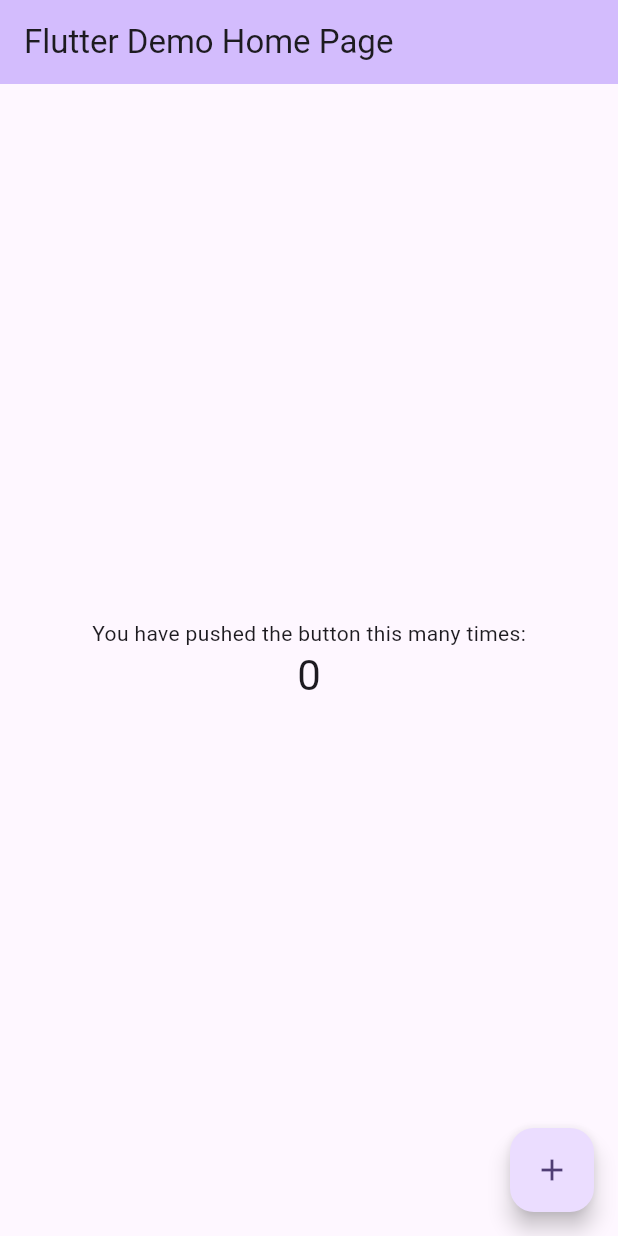
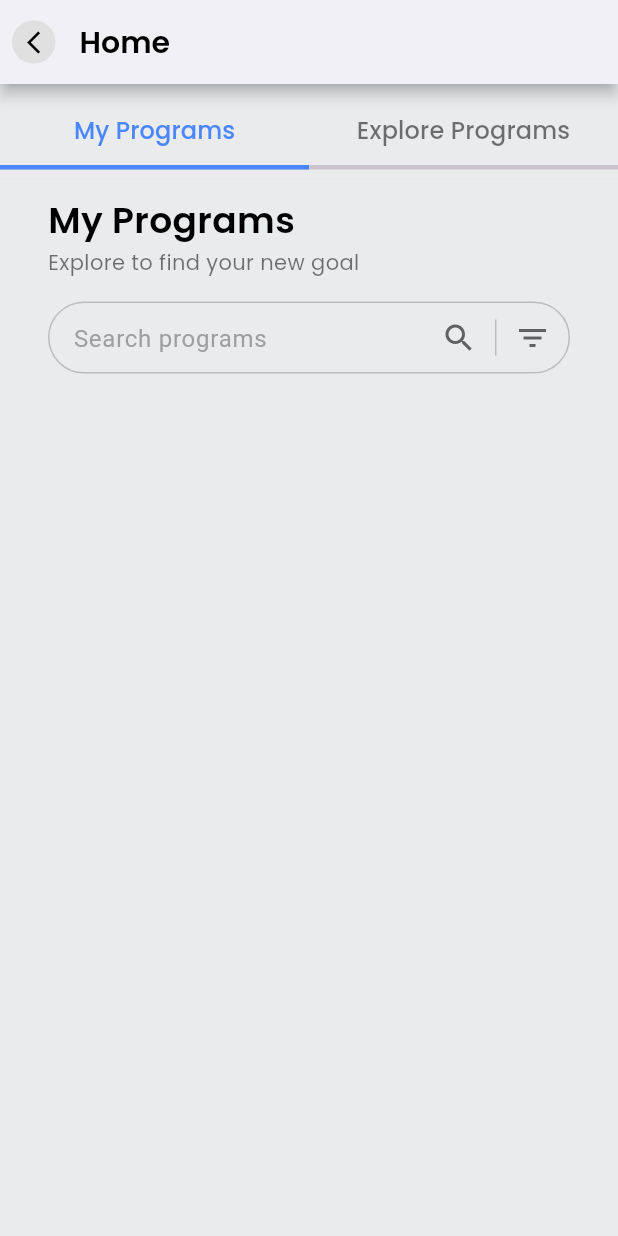
Before and after one commit to saquibjawedbit/fitness_app, a Flutter app: the screen it shows after launch, on a phone screen of 412 x 824 dp. Run offline on Flutter 3.47's test engine with Material 3 defaults, Android fonts, the phone set to English and light mode, and no system bars; our stand-ins replace google_fonts.

Commit message:
Add HomePage with tab navigation and integrate Google Fonts

```diff
--- a/lib/main.dart
+++ b/lib/main.dart
@@ -1,3 +1,4 @@
+import 'package:fitness_app/pages/home_page.dart';
 import 'package:flutter/material.dart';
 
 void main() {
@@ -13,79 +14,13 @@ class MyApp extends StatelessWidget {
     return MaterialApp(
       title: 'Flutter Demo',
       theme: ThemeData(
-        colorScheme: ColorScheme.fromSeed(seedColor: Colors.deepPurple),
+        colorScheme: ColorScheme.fromSeed(
+          seedColor: Colors.deepPurple,
+          onSurface: Color.fromARGB(255, 233, 235, 237),
+          primary: Color.fromARGB(255, 74, 135, 255),
+        ),
       ),
-      home: const MyHomePage(title: 'Flutter Demo Home Page'),
+      home: const HomePage(),
     );
   }
 }
-
-class MyHomePage extends StatefulWidget {
-  const MyHomePage({super.key, required this.title});
-  final String title;
-  @override
-  State<MyHomePage> createState() => _MyHomePageState();
-}
-
-class _MyHomePageState extends State<MyHomePage> {
-  int _counter = 0;
-
-  void _incrementCounter() {
-    setState(() {
-      _counter++;
-    });
-  }
-
-  @override
-  Widget build(BuildContext context) {
-    // This method is rerun every time setState is called, for instance as done
-    // by the _incrementCounter method above.
-    //
-    // The Flutter framework has been optimized to make rerunning build methods
-    // fast, so that you can just rebuild anything that needs updating rather
-    // than having to individually change instances of widgets.
-    return Scaffold(
-      appBar: AppBar(
-        // TRY THIS: Try changing the color here to a specific color (to
-        // Colors.amber, perhaps?) and trigger a hot reload to see the AppBar
-        // change color while the other colors stay the same.
-        backgroundColor: Theme.of(context).colorScheme.inversePrimary,
-        // Here we take the value from the MyHomePage object that was created by
-        // the App.build method, and use it to set our appbar title.
-        title: Text(widget.title),
-      ),
-      body: Center(
-        // Center is a layout widget. It takes a single child and positions it
-        // in the middle of the parent.
-        child: Column(
-          // Column is also a layout widget. It takes a list of children and
-          // arranges them vertically. By default, it sizes itself to fit its
-          // children horizontally, and tries to be as tall as its parent.
-          //
-          // Column has various properties to control how it sizes itself and
-          // how it positions its children. Here we use mainAxisAlignment to
-          // center the children vertically; the main axis here is the vertical
-          // axis because Columns are vertical (the cross axis would be
-          // horizontal).
-          //
-          // TRY THIS: Invoke "debug painting" (choose the "Toggle Debug Paint"
-          // action in the IDE, or press "p" in the console), to see the
-          // wireframe for each widget.
-          mainAxisAlignment: MainAxisAlignment.center,
-          children: <Widget>[
-            const Text('You have pushed the button this many times:'),
-            Text(
-              '$_counter',
-              style: Theme.of(context).textTheme.headlineMedium,
-            ),
-          ],
-        ),
-      ),
-      floatingActionButton: FloatingActionButton(
-        onPressed: _incrementCounter,
-        tooltip: 'Increment',
-        child: const Icon(Icons.add),
-      ), // This trailing comma makes auto-formatting nicer for build methods.
-    );
-  }
-}
--- /dev/null
+++ b/lib/pages/home_page.dart
@@ -0,0 +1,183 @@
+import 'package:flutter/material.dart';
+import 'package:google_fonts/google_fonts.dart';
+
+class HomePage extends StatefulWidget {
+  const HomePage({super.key});
+
+  @override
+  State<HomePage> createState() => _HomePageState();
+}
+
+class _HomePageState extends State<HomePage>
+    with SingleTickerProviderStateMixin {
+  late TabController _tabController;
+
+  @override
+  void initState() {
+    super.initState();
+    _tabController = TabController(length: 2, vsync: this);
+  }
+
+  @override
+  void dispose() {
+    _tabController.dispose();
+    super.dispose();
+  }
+
+  @override
+  Widget build(BuildContext context) {
+    return Scaffold(
+      backgroundColor: Theme.of(context).colorScheme.onSurface,
+      appBar: AppBar(
+        backgroundColor: Colors.white,
+        shadowColor: Colors.black,
+        elevation: 4,
+        titleSpacing: 8,
+        title: Text(
+          'Home',
+          style: GoogleFonts.poppins(
+            textStyle: TextStyle(
+              fontWeight: FontWeight.w600,
+              fontSize: 20,
+              color: Colors.black,
+            ),
+          ),
+        ),
+        leadingWidth: 45,
+        leading: Container(
+          margin: const EdgeInsets.all(8.0),
+          decoration: BoxDecoration(
+            color: Colors.grey.shade300,
+            shape: BoxShape.circle,
+          ),
+          width: 35,
+          height: 36,
+          child: Center(
+            child: IconButton(
+              icon: Icon(Icons.arrow_back_ios_new, size: 18, weight: 900),
+              color: Colors.black,
+              padding: EdgeInsets.zero,
+              constraints: BoxConstraints.tightFor(width: 36, height: 36),
+              onPressed: () {},
+            ),
+          ),
+        ),
+      ),
+      body: Column(
+        children: [
+          Material(
+            elevation: 0, // Shadow
+            child: Container(
+              color: Theme.of(context).colorScheme.onSurface,
+              child: TabBar(
+                controller: _tabController,
+                padding: const EdgeInsets.symmetric(vertical: 8),
+                labelColor: Theme.of(context).colorScheme.primary,
+                labelStyle: GoogleFonts.poppins(
+                  textStyle: TextStyle(
+                    fontWeight: FontWeight.w500,
+                    fontSize: 16,
+                  ),
+                ),
+                indicatorSize: TabBarIndicatorSize.tab,
+                indicatorWeight: 3,
+                dividerHeight: 3,
+                unselectedLabelColor: Colors.black54,
+                indicatorColor: Theme.of(context).colorScheme.primary,
+                tabs: const [
+                  Tab(text: 'My Programs'),
+                  Tab(text: 'Explore Programs'),
+                ],
+              ),
+            ),
+          ),
+          Expanded(
+            child: TabBarView(
+              controller: _tabController,
+              children: const [MyProgramsPage(), ExploreProgramsPage()],
+            ),
+          ),
+        ],
+      ),
+    );
+  }
+}
+
+class MyProgramsPage extends StatelessWidget {
+  const MyProgramsPage({super.key});
+
+  @override
+  Widget build(BuildContext context) {
+    return Padding(
+      padding: const EdgeInsets.symmetric(horizontal: 32.0, vertical: 8),
+      child: Column(
+        crossAxisAlignment: CrossAxisAlignment.start,
+        children: [
+          Text(
+            "My Programs",
+            style: GoogleFonts.poppins(
+              textStyle: TextStyle(
+                fontWeight: FontWeight.w600,
+                fontSize: 24,
+                color: Colors.black,
+              ),
+            ),
+          ),
+          SizedBox(height: 2),
+          Text(
+            "Explore to find your new goal",
+            style: GoogleFonts.poppins(
+              textStyle: TextStyle(
+                fontWeight: FontWeight.w400,
+                fontSize: 14,
+                color: Colors.black54,
+              ),
+            ),
+          ),
+          SizedBox(height: 16),
+          Container(
+            height: 48,
+            decoration: BoxDecoration(
+              border: Border.all(color: Colors.grey.shade400),
+              borderRadius: BorderRadius.circular(24),
+            ),
+            child: Row(
+              children: [
+                Expanded(
+                  child: Padding(
+                    padding: const EdgeInsets.only(left: 16.0),
+                    child: TextField(
+                      decoration: InputDecoration(
+                        hintText: 'Search programs',
+                        border: InputBorder.none,
+                        hintStyle: TextStyle(color: Colors.grey.shade500),
+                      ),
+                    ),
+                  ),
+                ),
+                IconButton(
+                  icon: Icon(Icons.search, color: Colors.grey.shade700),
+                  onPressed: () {},
+                ),
+                Container(height: 24, width: 1, color: Colors.grey.shade400),
+                IconButton(
+                  icon: Icon(Icons.filter_list, color: Colors.grey.shade700),
+                  onPressed: () {},
+                ),
+              ],
+            ),
+          ),
+        ],
+      ),
+    );
+  }
+}
+
+class ExploreProgramsPage extends StatelessWidget {
+  const ExploreProgramsPage({super.key});
+
+  @override
+  Widget build(BuildContext context) {
+    return Center(child: Text('Explore Programs'));
+  }
+}
--- a/pubspec.yaml
+++ b/pubspec.yaml
@@ -34,6 +34,7 @@ dependencies:
   # The following adds the Cupertino Icons font to your application.
   # Use with the CupertinoIcons class for iOS style icons.
   cupertino_icons: ^1.0.8
+  google_fonts: ^6.2.1
 
 dev_dependencies:
   flutter_test:
```
Also changed, not shown: pubspec.lock, 1 other file.
